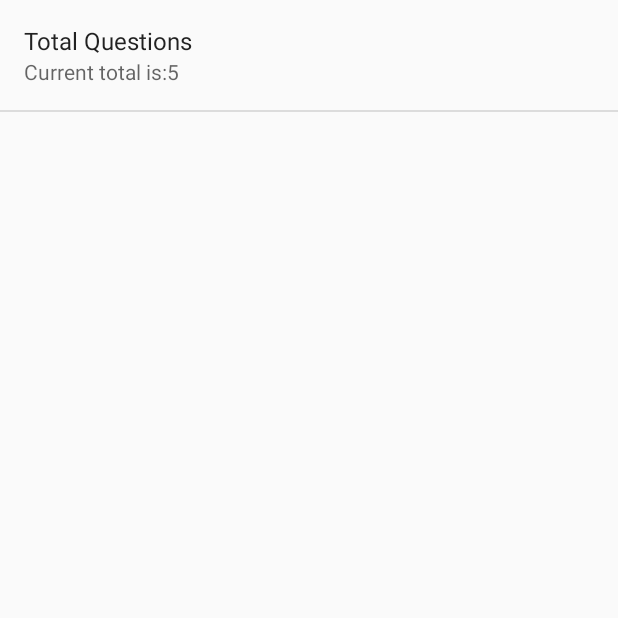
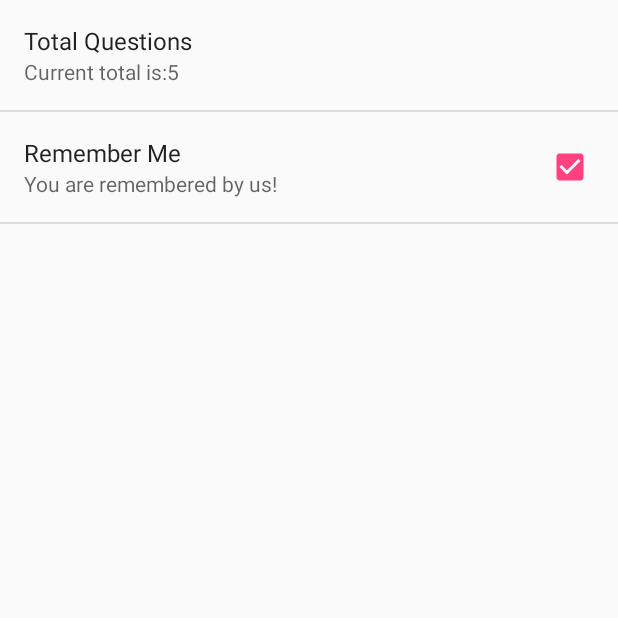
Before and after one commit to jaykumarH/JayAndroidAssignment, an Android app: the screen it shows after launch (SettingsActivity), in the options menu, after a tap on "Settings", on a phone screen of 412 x 824 dp, the top half of it. Run offline under Robolectric (Android 15) with nearby library versions, the phone set to English and light mode, and no system bars.

Commit message:
1. Button colors now change when answered 2. Forget the user option added

```diff
--- a/app/src/main/java/com/aptitudes/jay/jayandroidassignment/JayConstants.java
+++ b/app/src/main/java/com/aptitudes/jay/jayandroidassignment/JayConstants.java
@@ -18,4 +18,9 @@ public class JayConstants {
     public static String userNameKey = "userName";
     public static String userScoreKey = "userScore";
     public static String jayPrefTotalQ="pref_questionTotal";
+    public static String jayPrefRememberMe="pref_rememberMe";
+    public static String jayTextRememberMe="You will be remembered!";
+    public static String jayTextRememberMeNOT="check to remember your settings!!";
+
+
 }
--- a/app/src/main/java/com/aptitudes/jay/jayandroidassignment/JayMainActivity.java
+++ b/app/src/main/java/com/aptitudes/jay/jayandroidassignment/JayMainActivity.java
@@ -1,5 +1,6 @@
 package com.aptitudes.jay.jayandroidassignment;
 
+import android.content.Context;
 import android.content.Intent;
 import android.content.SharedPreferences;
 import android.content.SharedPreferences.Editor;
@@ -28,13 +29,26 @@ public class JayMainActivity extends AppCompatActivity {
     protected void onCreate(Bundle savedInstanceState) {
         super.onCreate(savedInstanceState);
         setContentView(R.layout.jay_activity_main);
+    }
 
+    @Override
+    protected void onResume() {
+        super.onResume();
+        jaySetupView();
+    }
+
+    //region Custom Methods
+    public void jaySetupView() {
         editTextName = (EditText) findViewById(R.id.editTextName);
         btnPlay = (Button) findViewById(R.id.buttonPlayNow);
         txtViewRules = (TextView) findViewById(R.id.textViewRules);
 
         PreferenceManager.setDefaultValues(this, R.xml.pref_settings, false);
         pref = PreferenceManager.getDefaultSharedPreferences(this);
+
+        String rules = this.getResources().getString(R.string.rules);
+        txtViewRules.setText(rules);
+
 
         String name = pref.getString(JayConstants.userNameKey, "");
         if (name.length() > 0) {
@@ -43,6 +57,7 @@ public class JayMainActivity extends AppCompatActivity {
             editTextName.setVisibility(View.GONE);
         } else {
             btnPlay.setVisibility(View.GONE);
+            editTextName.setVisibility(View.VISIBLE);
             editTextName.setOnEditorActionListener(new TextView.OnEditorActionListener() {
                 @Override
                 public boolean onEditorAction(TextView textView, int i, KeyEvent keyEvent) {
@@ -75,7 +90,9 @@ public class JayMainActivity extends AppCompatActivity {
             }
         });
     }
+    //endregion
 
+    //region Menu Methods
     @Override
     public boolean onCreateOptionsMenu(Menu menu) {
         getMenuInflater().inflate(R.menu.jay_settings_menu, menu);
@@ -93,4 +110,7 @@ public class JayMainActivity extends AppCompatActivity {
         }
         return super.onOptionsItemSelected(item);
     }
+    //endregion
+
+
 }
--- a/app/src/main/java/com/aptitudes/jay/jayandroidassignment/SettingsActivity.java
+++ b/app/src/main/java/com/aptitudes/jay/jayandroidassignment/SettingsActivity.java
@@ -1,11 +1,12 @@
 package com.aptitudes.jay.jayandroidassignment;
 
 import android.content.SharedPreferences;
+import android.preference.CheckBoxPreference;
 import android.preference.EditTextPreference;
 import android.preference.Preference;
 import android.preference.PreferenceActivity;
 import android.preference.PreferenceManager;
-import android.support.v7.app.AppCompatActivity;
+import android.content.SharedPreferences.Editor;
 import android.os.Bundle;
 import android.widget.EditText;
 import android.widget.Toast;
@@ -13,6 +14,7 @@ import android.widget.Toast;
 public class SettingsActivity extends PreferenceActivity {
 
     private EditTextPreference editText;
+    private CheckBoxPreference checkBoxPreference;
     private SharedPreferences pref;
 
     @SuppressWarnings("deprecation")
@@ -23,9 +25,10 @@ public class SettingsActivity extends PreferenceActivity {
 
         pref = PreferenceManager.getDefaultSharedPreferences(SettingsActivity.this);
         editText = (EditTextPreference) findPreference(JayConstants.jayPrefTotalQ);
-//        editText.setSummary(editText.getText().toString());
+        checkBoxPreference = (CheckBoxPreference) findPreference(JayConstants.jayPrefRememberMe);
+
         editText.setSummary(String.format("Current total is:%s", editText.getText().toString()));
-
+        checkBoxPreference.setChecked(true);
 
         editText.setOnPreferenceClickListener(new Preference.OnPreferenceClickListener() {
             @Override
@@ -51,5 +54,25 @@ public class SettingsActivity extends PreferenceActivity {
                 return false;
             }
         });
+
+        checkBoxPreference.setOnPreferenceChangeListener(new Preference.OnPreferenceChangeListener() {
+            @Override
+            public boolean onPreferenceChange(Preference preference, Object o) {
+                boolean myValue = (Boolean) o;
+                Editor edit = pref.edit();
+                edit.clear();
+                edit.commit();
+
+                if (myValue) {
+                    checkBoxPreference.setSummary(JayConstants.jayTextRememberMe);
+                    checkBoxPreference.setChecked(true);
+                } else {
+                    checkBoxPreference.setSummary(JayConstants.jayTextRememberMeNOT);
+                    checkBoxPreference.setChecked(false);
+                }
+                return false;
+            }
+        });
+
     }
 }
--- a/app/src/main/res/layout/jay_activity_game.xml
+++ b/app/src/main/res/layout/jay_activity_game.xml
@@ -17,7 +17,8 @@
         android:layout_alignParentStart="true"
         android:layout_alignParentTop="true"
         android:orientation="vertical"
-        android:weightSum="1">
+        android:weightSum="1"
+        android:layout_marginTop="10dp">
 
         <TextView
             style="@style/textView"
@@ -78,7 +79,8 @@
             android:layout_height="wrap_content"
             android:layout_marginTop="10dp"
             android:textAppearance="?android:attr/textAppearanceMedium"
-            />
+            android:textAlignment="center"
+            android:textStyle="bold" />
 
     </LinearLayout>
 
--- a/app/src/main/res/xml/pref_settings.xml
+++ b/app/src/main/res/xml/pref_settings.xml
@@ -6,4 +6,9 @@
         android:summary="@string/maxTotal"
         android:defaultValue="5"
         android:inputType="number"/>
+    <CheckBoxPreference
+        android:key="pref_rememberMe"
+        android:title="Remember Me"
+        android:summary="You are remembered by us!"
+        android:defaultValue="false"/>
 </PreferenceScreen>
```
Also changed, not shown: app/src/main/java/com/aptitudes/jay/jayandroidassignment/JayGameActivity.java (+29 -9 lines).
